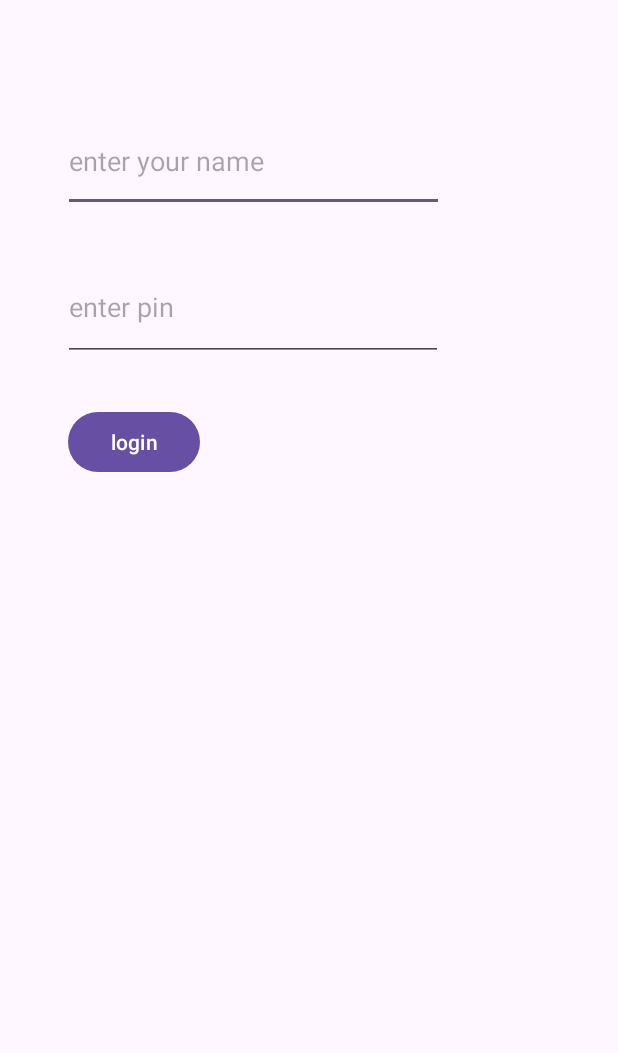
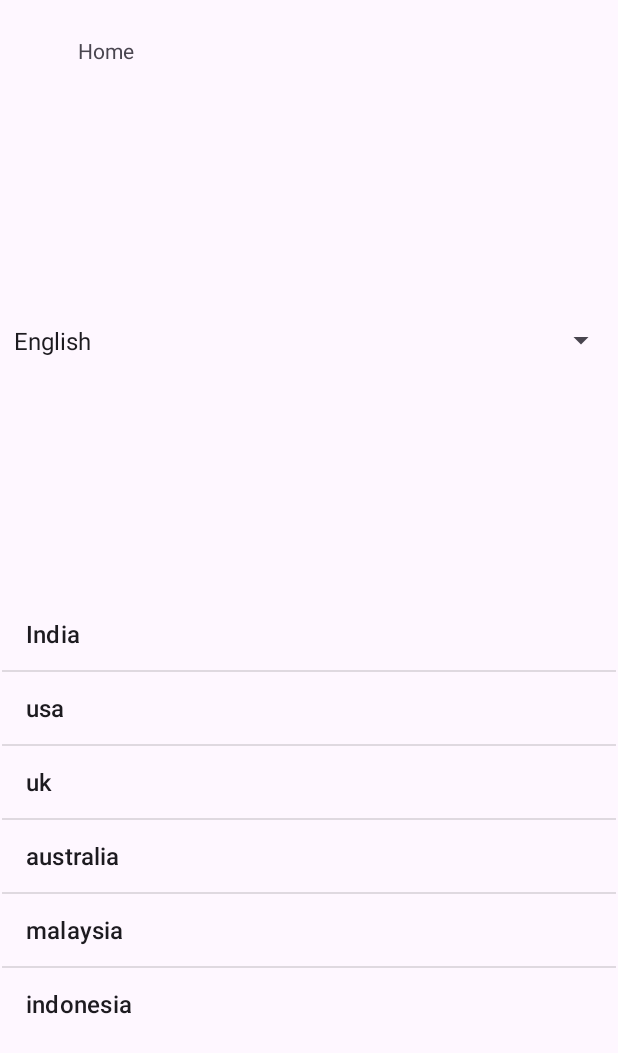
Before and after one commit to lunar-alt/login, an Android app: the screen it shows after launch (MainActivity before the commit, HomeActivity after it), on a phone screen of 412 x 824 dp. Shown: the top 1053 px of the screen. Run offline under Robolectric (Android 15) with nearby library versions, the phone set to English and light mode, and no system bars.

Commit message:
spinner and listview

```diff
--- a/app/src/main/java/com/example/login/HomeActivity.kt
+++ b/app/src/main/java/com/example/login/HomeActivity.kt
@@ -2,29 +2,57 @@ package com.example.login
 
 import android.os.Bundle
 import android.util.Log
+import android.view.View
+import android.widget.AdapterView
+import android.widget.ListView
+import android.widget.Spinner
 import android.widget.TextView
 import androidx.activity.enableEdgeToEdge
 import androidx.appcompat.app.AppCompatActivity
 import androidx.core.view.ViewCompat
 import androidx.core.view.WindowInsetsCompat
 
-class HomeActivity : AppCompatActivity() {
+class HomeActivity : AppCompatActivity(), AdapterView.OnItemSelectedListener,
+    AdapterView.OnItemClickListener {
+    var TAG = HomeActivity::class.java.simpleName    //"HomeActivity"
+    lateinit var mySpinner: Spinner
+    lateinit var myListview:ListView
     override fun onCreate(savedInstanceState: Bundle?) {
         super.onCreate(savedInstanceState)
         enableEdgeToEdge()
         setContentView(R.layout.activity_home)
+        mySpinner = findViewById(R.id.spinner) //taking handle
+        myListview = findViewById(R.id.listView)
+        myListview.isClickable = true
+
         ViewCompat.setOnApplyWindowInsetsListener(findViewById(R.id.main)) { v, insets ->
             val systemBars = insets.getInsets(WindowInsetsCompat.Type.systemBars())
             v.setPadding(systemBars.left, systemBars.top, systemBars.right, systemBars.bottom)
             insets
         }
+
+        mySpinner.onItemSelectedListener = this
+        myListview.setOnItemClickListener(this)
         //get intent which sttarted this activity
         //get the extras from that intent
         //get the string with mykey
-        var data = intent.extras?.getString("mykey")
-        Log.i("homeactivity",data.toString())
-        //put the data either in a log or on the textview
-        var homeTextView:TextView = findViewById(R.id.tvHome)
-        homeTextView.setText(data)
+        /*  var data = intent.extras?.getString("mykey")
+          Log.i("homeactivity",data.toString())
+          //put the data either in a log or on the textview
+          var homeTextView:TextView = findViewById(R.id.tvHome)
+          homeTextView.setText(data)*/
     }
+
+    override fun onItemSelected(adpater: AdapterView<*>?, view: View?, position: Int, id: Long) {
+        var item:String = adpater?.getItemAtPosition(position).toString()
+        Log.i(TAG, item )
+    }
+
+    override fun onNothingSelected(parent: AdapterView<*>?) {
+        TODO("Not yet implemented")
+    }
+
+    override fun onItemClick(adpater: AdapterView<*>?, view: View?, position: Int, id: Long) {
+        var item:String = adpater?.getItemAtPosition(position).toString()
+        Log.i(TAG, item )    }
 }
--- a/app/src/main/java/com/example/login/MainActivity.kt
+++ b/app/src/main/java/com/example/login/MainActivity.kt
@@ -18,6 +18,7 @@ class MainActivity : AppCompatActivity() {
         super.onCreate(savedInstanceState)
         //inflate this xml
         setContentView(R.layout.activity_main)
+        var name:String = "surya"
         Log.i(TAG,"activity is getting created")
         // inflateXml()
         // var myEmp = Employee("abdul")
--- /dev/null
+++ b/app/src/main/java/com/example/login/javaexs/lamdas/IMessage.java
@@ -0,0 +1,6 @@
+package com.example.login.javaexs.lamdas;
+
+public interface IMessage {
+
+    void sendMessage();
+}
--- a/app/src/main/res/layout/activity_home.xml
+++ b/app/src/main/res/layout/activity_home.xml
@@ -11,9 +11,37 @@
         android:id="@+id/tvHome"
         android:layout_width="wrap_content"
         android:layout_height="wrap_content"
-        android:layout_marginStart="117dp"
-        android:layout_marginTop="160dp"
+        android:layout_marginStart="52dp"
+        android:layout_marginTop="24dp"
         android:text="Home"
         app:layout_constraintStart_toStartOf="parent"
         app:layout_constraintTop_toTopOf="parent" />
+
+    <Spinner
+        android:id="@+id/spinner"
+        android:layout_width="410dp"
+        android:layout_height="83dp"
+        android:layout_marginStart="1dp"
+        android:layout_marginTop="56dp"
+        android:layout_marginEnd="1dp"
+        android:layout_marginBottom="1dp"
+        android:entries="@array/languages"
+        app:layout_constraintBottom_toTopOf="@+id/listView"
+        app:layout_constraintEnd_toEndOf="parent"
+        app:layout_constraintHorizontal_bias="0.0"
+        app:layout_constraintStart_toStartOf="parent"
+        app:layout_constraintTop_toTopOf="parent" />
+
+    <ListView
+        android:id="@+id/listView"
+        android:entries="@array/countries"
+        android:layout_width="match_parent"
+        android:layout_height="wrap_content"
+        android:layout_marginStart="1dp"
+        android:layout_marginEnd="1dp"
+        android:layout_marginBottom="1dp"
+        app:layout_constraintBottom_toBottomOf="parent"
+        app:layout_constraintEnd_toEndOf="parent"
+        app:layout_constraintStart_toStartOf="parent"
+        app:layout_constraintTop_toBottomOf="@+id/spinner" />
 </androidx.constraintlayout.widget.ConstraintLayout>
--- /dev/null
+++ b/app/src/main/res/values/arrays.xml
@@ -0,0 +1,24 @@
+<?xml version="1.0" encoding="utf-8"?>
+<resources>
+    <string-array name="languages">
+        <item>English</item>
+        <item>hindi</item>
+        <item>urdu</item>
+        <item>tamil</item>
+        <item>kannada</item>
+        <item>telgu</item>
+        <item>malyalam</item>
+        <item>bangla</item>
+
+    </string-array>
+
+    <string-array name="countries">
+        <item>India</item>
+        <item>usa</item>
+        <item>uk</item>
+        <item>australia</item>
+        <item>malaysia</item>
+        <item>indonesia</item>
+
+    </string-array>
+</resources>
```
Also changed, not shown: app/src/main/AndroidManifest.xml (+6 -3 lines), app/src/main/java/com/example/login/javaexs/inheritance/Gst.java (added, +16 -0 lines), app/src/main/java/com/example/login/javaexs/inheritance/IncomeTax.java (added, +11 -0 lines), app/src/main/java/com/example/login/javaexs/lamdas/DemoLamdas.java (added, +16 -0 lines), app/src/main/java/com/example/login/javaexs/lamdas/MessageImpl.java (added, +9 -0 lines), app/src/main/java/com/example/login/kotlinjavaex/Demos.kt (added, +48 -0 lines).
